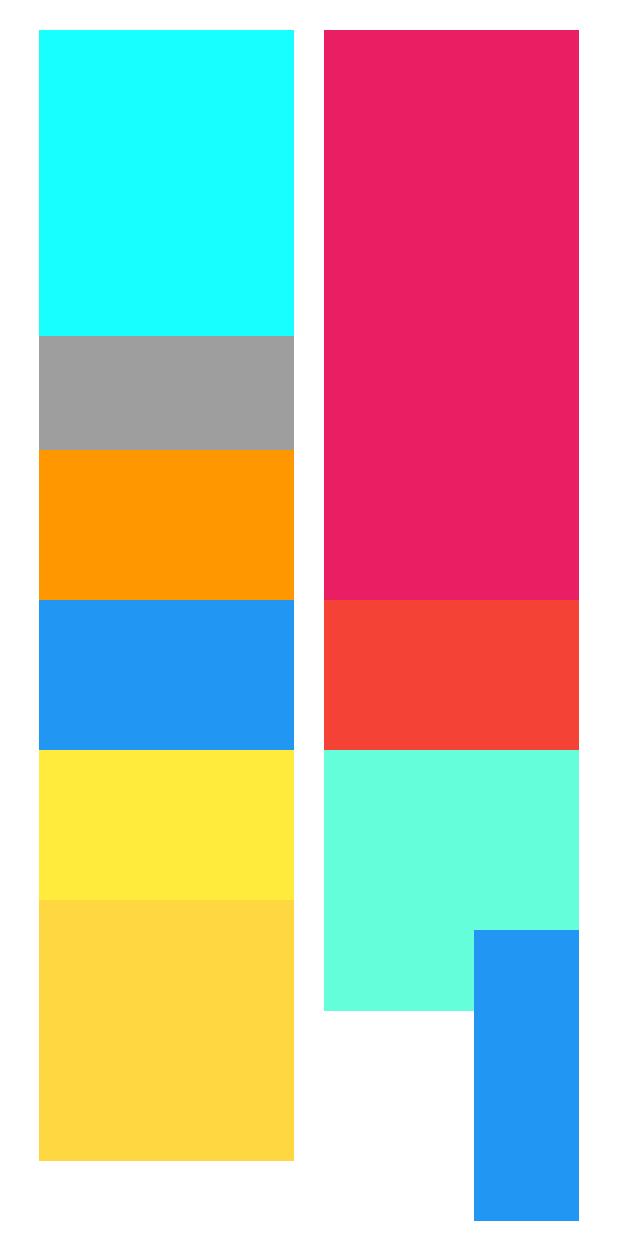
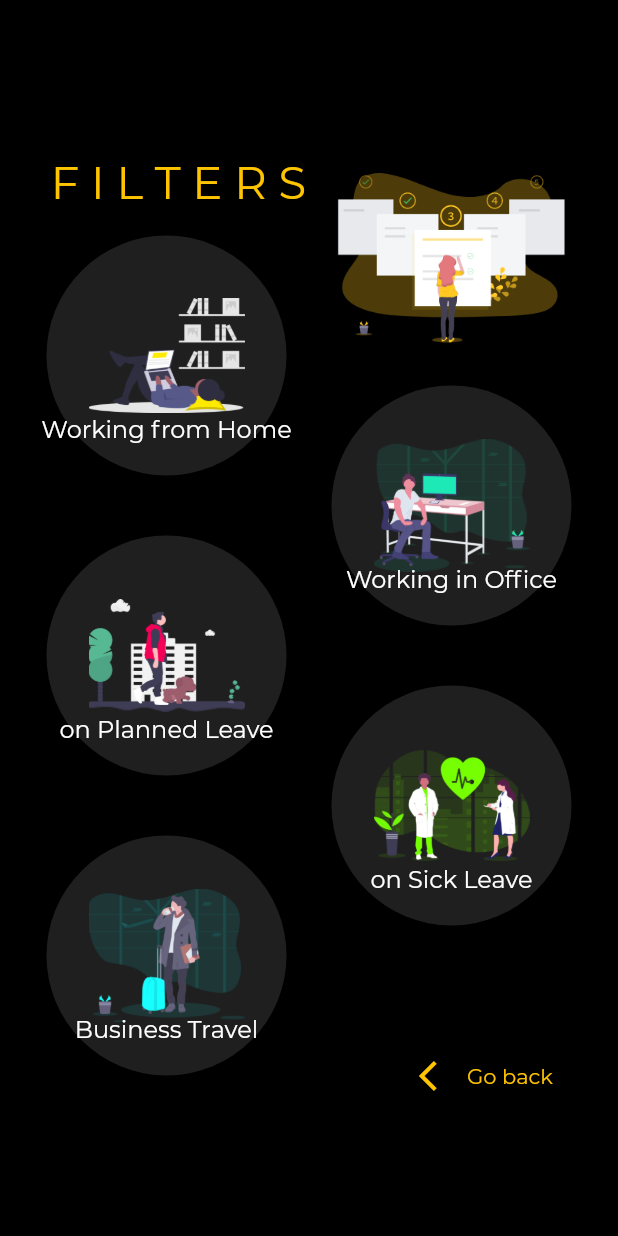
Before and after one commit to Shraddhasaini/Whereisevery1, a Flutter app: the OnboardingHome screen opened directly, on a phone screen of 412 x 824 dp. Run offline on Flutter 3.47's test engine with Material 2 defaults, Android fonts, the phone set to English and light mode, and no system bars; our stand-ins replace cloud_firestore, firebase_auth, flutter_spinkit, google_sign_in; accounts and stored records are empty.

Commit message:
[THU404] front end

```diff
--- a/lib/screens/home/filter/onboarding.dart
+++ b/lib/screens/home/filter/onboarding.dart
@@ -1,10 +1,11 @@
 import 'package:flutter/material.dart';
+import 'package:whereisevery1/screens/home/home.dart';
 
 class OnboardingHome extends StatelessWidget {
   @override
   Widget build(BuildContext context) {
     return Scaffold(
-      backgroundColor: Colors.white,
+      backgroundColor: Colors.black,
       body: Center(
         child: Container(
           child: Stack(
@@ -16,8 +17,13 @@ class OnboardingHome extends StatelessWidget {
             right: 200,
             child: FlatButton(
               onPressed: () {},
-              child: Container(
-                color: Colors.lime,
+              child: CircleAvatar(
+                backgroundColor: Colors.white12,
+                child: Container(
+                  padding: EdgeInsets.all(28.0),
+                  child: Image.asset('assets/wfh.png') ,
+                ),
+                radius: 80.0,
               ),
             ),
           ),
@@ -28,9 +34,12 @@ class OnboardingHome extends StatelessWidget {
                 right: 200,
                 child: FlatButton(
                   onPressed: () {},
-                  child: Container(
-                    color: Colors.grey,
-                  ),
+                  child: Text('Working from Home',
+                  style: TextStyle(
+                    fontFamily: 'Montserrat',
+                    color: Colors.white,
+                    fontSize: 16.0,
+                  ),),
                 ),
               ),
               Positioned(
@@ -40,8 +49,13 @@ class OnboardingHome extends StatelessWidget {
                 right: 10,
                 child: FlatButton(
                   onPressed: () {},
-                  child: Container(
-                    color: Colors.purple,
+                  child: CircleAvatar(
+                    backgroundColor: Colors.white12,
+                    child: Container(
+                      padding: EdgeInsets.all(28.0),
+                      child: Image.asset('assets/wio.png') ,
+                    ),
+                    radius: 80.0,
                   ),
                 ),
               ),
@@ -52,9 +66,12 @@ class OnboardingHome extends StatelessWidget {
                 right: 10,
                 child: FlatButton(
                   onPressed: () {},
-                  child: Container(
-                    color: Colors.pink,
-                  ),
+                  child: Text('Working in Office',
+                    style: TextStyle(
+                      fontFamily: 'Montserrat',
+                      color: Colors.white,
+                      fontSize: 16.0,
+                    ),),
                 ),
               ),
               Positioned(
@@ -64,8 +81,13 @@ class OnboardingHome extends StatelessWidget {
                 right: 200,
                 child: FlatButton(
                   onPressed: () {},
-                  child: Container(
-                    color: Colors.orange,
+                  child: CircleAvatar(
+                    backgroundColor: Colors.white12,
+                    child: Container(
+                      padding: EdgeInsets.all(28.0),
+                      child: Image.asset('assets/opl.png') ,
+                    ),
+                    radius: 80.0,
                   ),
                 ),
               ),Positioned(
@@ -75,9 +97,12 @@ class OnboardingHome extends StatelessWidget {
                 right: 200,
                 child: FlatButton(
                   onPressed: () {},
-                  child: Container(
-                    color: Colors.blue,
-                  ),
+                  child: Text('on Planned Leave',
+                    style: TextStyle(
+                      fontFamily: 'Montserrat',
+                      color: Colors.white,
+                      fontSize: 16.0,
+                    ),),
                 ),
               ),
               Positioned(
@@ -87,8 +112,13 @@ class OnboardingHome extends StatelessWidget {
                 right: 10,
                 child: FlatButton(
                   onPressed: () {},
-                  child: Container(
-                    color: Colors.red,
+                  child: CircleAvatar(
+                    backgroundColor: Colors.white12,
+                    child: Container(
+                      padding: EdgeInsets.all(28.0),
+                      child: Image.asset('assets/osl.png') ,
+                    ),
+                    radius: 80.0,
                   ),
                 ),
               ),Positioned(
@@ -98,9 +128,12 @@ class OnboardingHome extends StatelessWidget {
                 right: 10,
                 child: FlatButton(
                   onPressed: () {},
-                  child: Container(
-                    color: Colors.tealAccent,
-                  ),
+                  child: Text('on Sick Leave',
+                    style: TextStyle(
+                      fontFamily: 'Montserrat',
+                      color: Colors.white,
+                      fontSize: 16.0,
+                    ),),
                 ),
               ),
               Positioned(
@@ -110,8 +143,13 @@ class OnboardingHome extends StatelessWidget {
                 right: 200,
                 child: FlatButton(
                   onPressed: () {},
-                  child: Container(
-                    color: Colors.yellow,
+                  child: CircleAvatar(
+                    backgroundColor: Colors.white12,
+                    child: Container(
+                      padding: EdgeInsets.all(28.0),
+                      child: Image.asset('assets/bt.png') ,
+                    ),
+                    radius: 80.0,
                   ),
                 ),
               ),Positioned(
@@ -121,20 +159,27 @@ class OnboardingHome extends StatelessWidget {
                 right: 200,
                 child: FlatButton(
                   onPressed: () {},
-                  child: Container(
-                    color: Colors.amberAccent,
-                  ),
+                  child: Text('Business Travel',
+                    style: TextStyle(
+                      fontFamily: 'Montserrat',
+                      color: Colors.white,
+                      fontSize: 16.0,
+                    ),),
                 ),
               ),
               Positioned(
-                top: 620,
-                bottom: 10,
-                left: 300,
-                right: 10,
+                top: 20,
+                bottom: 600,
+                left: 6,
+                right: 180,
                 child: FlatButton(
                   onPressed: () {},
-                  child: Container(
-                    color: Colors.blue,
+                  child: Text('F I L T E R S',
+                  style: TextStyle(
+                    fontFamily: 'Montserrat',
+                    fontSize: 30.0,
+                    color: Colors.amberAccent[400],
+                  ),
                   ),
                 ),
               ),
@@ -146,19 +191,31 @@ class OnboardingHome extends StatelessWidget {
                 child: FlatButton(
                   onPressed: () {},
                   child: Container(
-                    color: Colors.pink,
+                    child: Image.asset('assets/onboard.png'),
                   ),
                 ),
               ),Positioned(
-                top: 20,
-                bottom: 600,
-                left: 10,
-                right: 200,
-                child: FlatButton(
-                  onPressed: () {},
-                  child: Container(
-                    color: Colors.cyanAccent,
+                top: 620,
+                bottom: 10,
+                left: 250,
+                right: 10,
+                child: FlatButton.icon(
+                  onPressed: () {
+                    Navigator.push(
+                      context,
+                      MaterialPageRoute(
+                        builder:(context) => HomePage(),
+                      ),
+                    );
+                  },
+                  label: Text('Go back',
+                  style: TextStyle(
+                    fontFamily: 'Montserrat',
+                    color: Colors.amberAccent[400],
                   ),
+                  ),
+                  icon: Icon(Icons.arrow_back_ios,
+                  color: Colors.amberAccent[400],),
                 ),
               ),
           ],
```
Also changed, not shown: lib/screens/home/status_tile.dart (+55 -25 lines), assets/bt.png (added), assets/onboard.png (added), assets/opl.png (added), assets/osl.png (added), assets/wfh.png (added), assets/wio.png (added).
